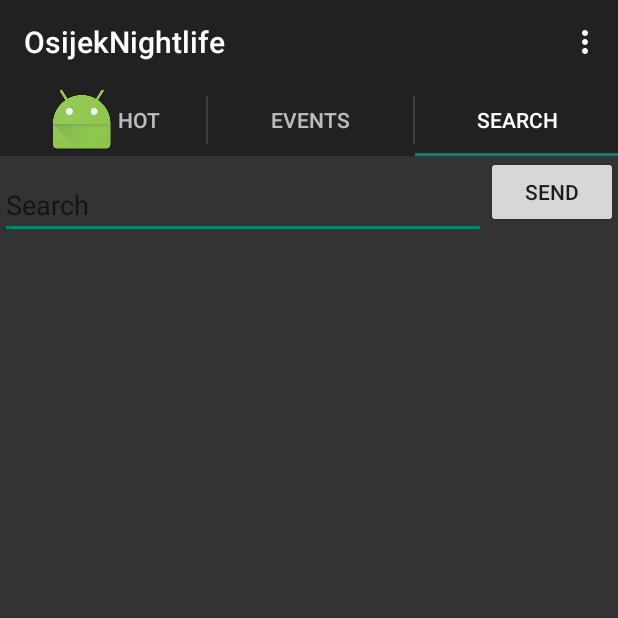
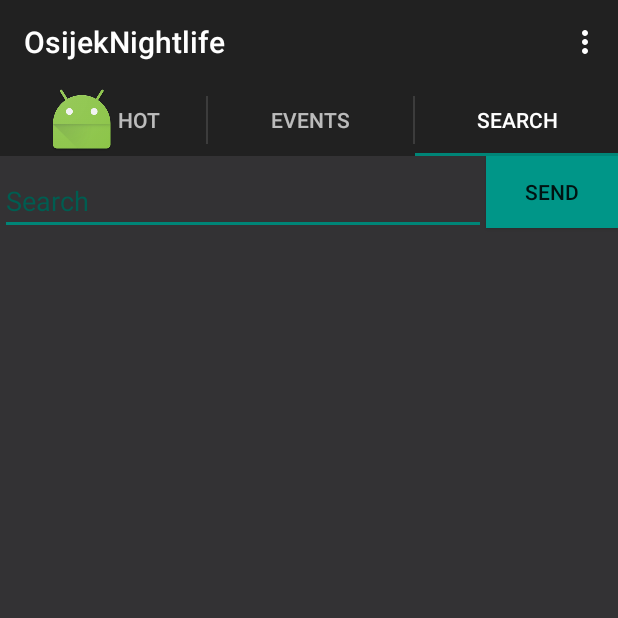
Before and after one commit to kebapmanager/OsijekNightlife, an Android app: the screen it shows after launch (MainActivity), tab 3 chosen, on a phone screen of 412 x 824 dp, the top half of it. Run offline under Robolectric (Android 15) with nearby library versions, the phone set to English and light mode, and no system bars; libraries missing offline, so code that uses them is left out: retrofit.client; 2 statements that could not run were skipped.

Commit message:
Small improvements

```diff
--- a/app/src/main/java/com/androidapp/osijeknightlife/app/MainActivity.java
+++ b/app/src/main/java/com/androidapp/osijeknightlife/app/MainActivity.java
@@ -2,7 +2,6 @@ package com.androidapp.osijeknightlife.app;
 
 import java.util.Locale;
 
-import android.content.Intent;
 import android.support.v7.app.ActionBarActivity;
 import android.support.v7.app.ActionBar;
 import android.support.v4.app.Fragment;
@@ -14,7 +13,9 @@ import android.support.v4.view.ViewPager;
 import android.view.Menu;
 import android.view.MenuItem;
 import android.view.View;
-import android.widget.EditText;
+import com.androidapp.osijeknightlife.app.TabFragments.ClubFragment;
+import com.androidapp.osijeknightlife.app.TabFragments.ListFragment;
+import com.androidapp.osijeknightlife.app.TabFragments.SearchFragment;
 import com.androidapp.osijeknightlife.app.jsonDataP.GetData;
 
 public class MainActivity extends ActionBarActivity implements ActionBar.TabListener,GetData.Listener {
--- a/app/src/main/java/com/androidapp/osijeknightlife/app/ClubFragment.java
+++ b/app/src/main/java/com/androidapp/osijeknightlife/app/TabFragments/ClubFragment.java
@@ -1,4 +1,4 @@
-package com.androidapp.osijeknightlife.app;
+package com.androidapp.osijeknightlife.app.TabFragments;
 
 import android.graphics.Bitmap;
 import android.os.Bundle;
@@ -8,6 +8,7 @@ import android.view.View;
 import android.view.ViewGroup;
 import android.widget.ImageView;
 import android.widget.TextView;
+import com.androidapp.osijeknightlife.app.R;
 import com.androidapp.osijeknightlife.app.jsonDataP.Event;
 
 import java.util.List;
--- a/app/src/main/java/com/androidapp/osijeknightlife/app/ListFragment.java
+++ b/app/src/main/java/com/androidapp/osijeknightlife/app/TabFragments/ListFragment.java
@@ -1,4 +1,4 @@
-package com.androidapp.osijeknightlife.app;
+package com.androidapp.osijeknightlife.app.TabFragments;
 
 import android.os.Bundle;
 import android.support.v4.app.Fragment;
@@ -6,6 +6,9 @@ import android.view.LayoutInflater;
 import android.view.View;
 import android.view.ViewGroup;
 import android.widget.ListView;
+import com.androidapp.osijeknightlife.app.ListItem;
+import com.androidapp.osijeknightlife.app.ListItemAdapter;
+import com.androidapp.osijeknightlife.app.R;
 import com.androidapp.osijeknightlife.app.jsonDataP.Event;
 
 import java.util.ArrayList;
--- a/app/src/main/java/com/androidapp/osijeknightlife/app/SearchFragment.java
+++ b/app/src/main/java/com/androidapp/osijeknightlife/app/TabFragments/SearchFragment.java
@@ -1,10 +1,11 @@
-package com.androidapp.osijeknightlife.app;
+package com.androidapp.osijeknightlife.app.TabFragments;
 
 import android.os.Bundle;
 import android.view.LayoutInflater;
 import android.view.View;
 import android.view.ViewGroup;
 import android.widget.EditText;
+import com.androidapp.osijeknightlife.app.R;
 
 /**
  * Created by Ivan on 20/06/2015.
--- a/app/src/main/res/layout/search_layout.xml
+++ b/app/src/main/res/layout/search_layout.xml
@@ -15,7 +15,9 @@
               android:layout_alignParentStart="true"
               android:layout_toLeftOf="@+id/button"
               android:layout_toStartOf="@+id/button"
-              android:layout_marginTop="10dp"/>
+              android:layout_marginTop="7dp"
+              android:textColorHint="#ff005d51"
+              android:textColor="#ff007d6f"/>
 
     <Button
             android:layout_width="wrap_content"
@@ -26,6 +28,7 @@
             android:layout_alignParentTop="true"
             android:layout_alignParentRight="true"
             android:layout_alignParentEnd="true"
-            android:id="@+id/button"/>
+            android:id="@+id/button"
+            android:background="#ff009688"/>
 
 </RelativeLayout>
```
